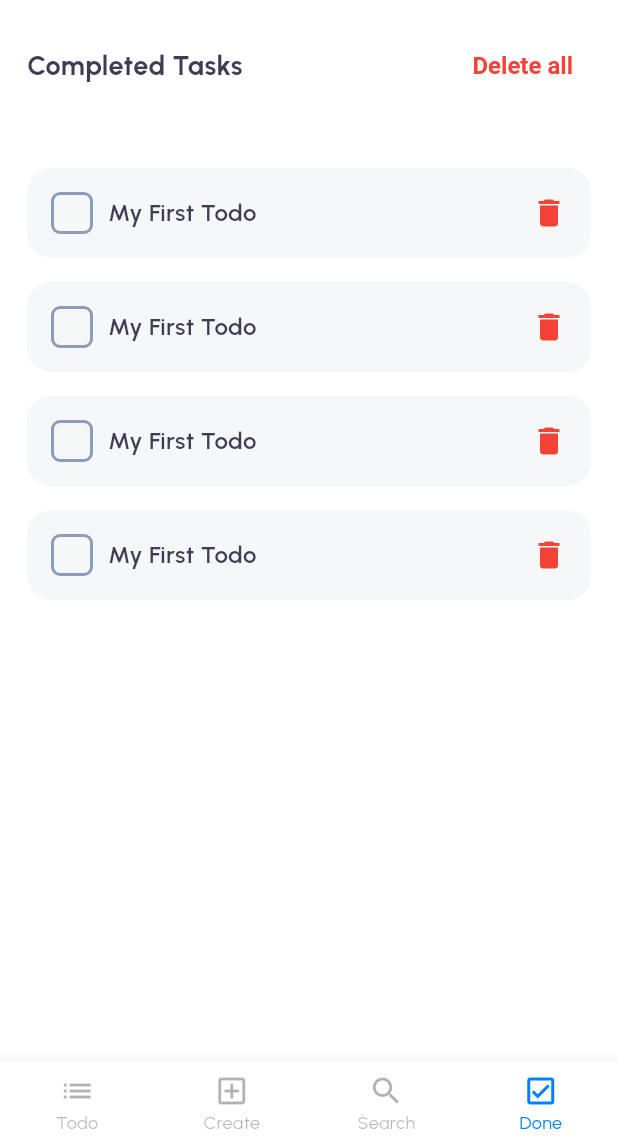
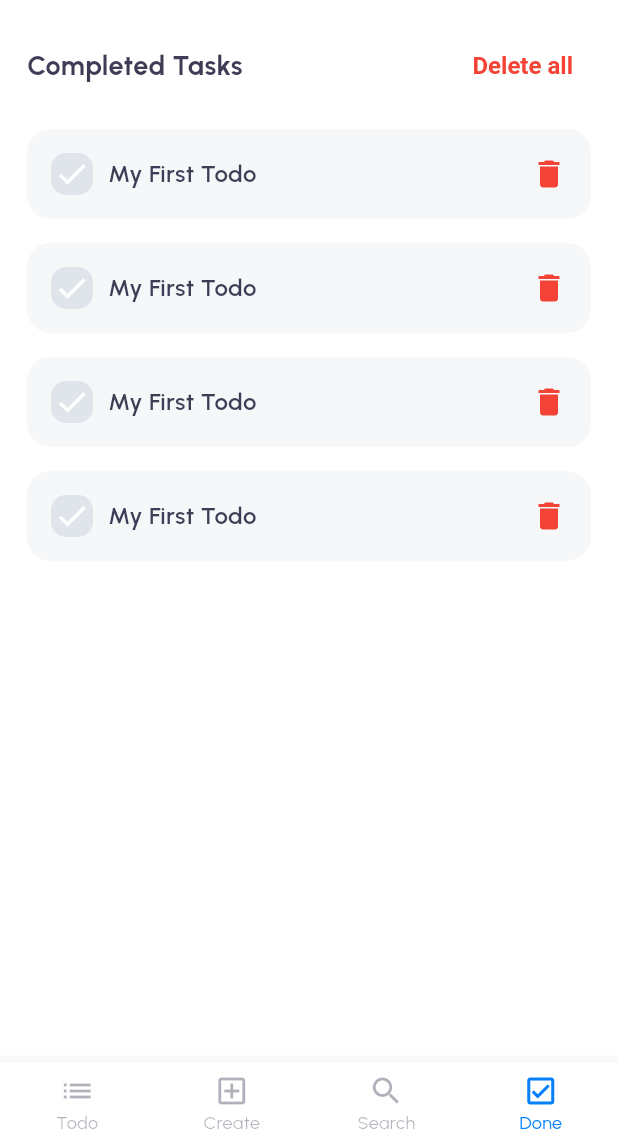
Before and after one commit to wRiqie/taski-to-do-challenge, a Flutter app: the screen it shows after launch, item 4 of the bottom bar chosen, on a phone screen of 412 x 824 dp, the part 90-1236 px from its top. Run offline on Flutter 3.47's test engine with Material 3 defaults, Android fonts, the phone set to English and light mode, and no system bars; our stand-ins replace flutter_svg.

Commit message:
feat: done layout finished

```diff
--- a/lib/app/ui/views/done_view.dart
+++ b/lib/app/ui/views/done_view.dart
@@ -55,13 +55,11 @@ class _DoneViewState extends State<DoneView> {
           ],
         ),
         const SizedBox(
-          height: 24,
+          height: 18,
         ),
         Expanded(
           child: viewModel.todos.isNotEmpty
-              ? Padding(
-                  padding: const EdgeInsets.only(top: 20),
-                  child: ListView.separated(
+              ? ListView.separated(
                   itemBuilder: (context, index) {
                     return DoneTodoCardWidget(todo: viewModel.todos[index]);
                   },
@@ -70,7 +68,7 @@ class _DoneViewState extends State<DoneView> {
                       height: 16,
                     );
                   },
-                      itemCount: viewModel.todos.length))
+                  itemCount: viewModel.todos.length)
               : Center(
                   child: Column(
                     mainAxisSize: MainAxisSize.min,
--- a/lib/app/ui/widgets/custom_check_box_widget.dart
+++ b/lib/app/ui/widgets/custom_check_box_widget.dart
@@ -8,13 +8,21 @@ class CustomCheckBoxWidget extends StatelessWidget {
   Widget build(BuildContext context) {
     final colorScheme = Theme.of(context).colorScheme;
     return Container(
-      padding: const EdgeInsets.all(12),
+      padding: isChecked ? null : const EdgeInsets.all(12),
       decoration: BoxDecoration(
+        color: isChecked ? colorScheme.secondary.withOpacity(.2) : null,
         border: Border.all(
           width: 2,
-          color: colorScheme.secondary,
+          color: isChecked ? Colors.transparent : colorScheme.secondary,
         ),
-        borderRadius: BorderRadius.circular(6),
+        borderRadius: BorderRadius.circular(10),
+      ),
+      child: Visibility(
+        visible: isChecked,
+        child: Icon(
+          Icons.check,
+          color: colorScheme.surface,
+        ),
       ),
     );
   }
```
Also changed, not shown: lib/app/ui/widgets/done_todo_card_widget.dart (line endings or trailing spaces). Lines whose indentation alone changed are shown as unchanged.
